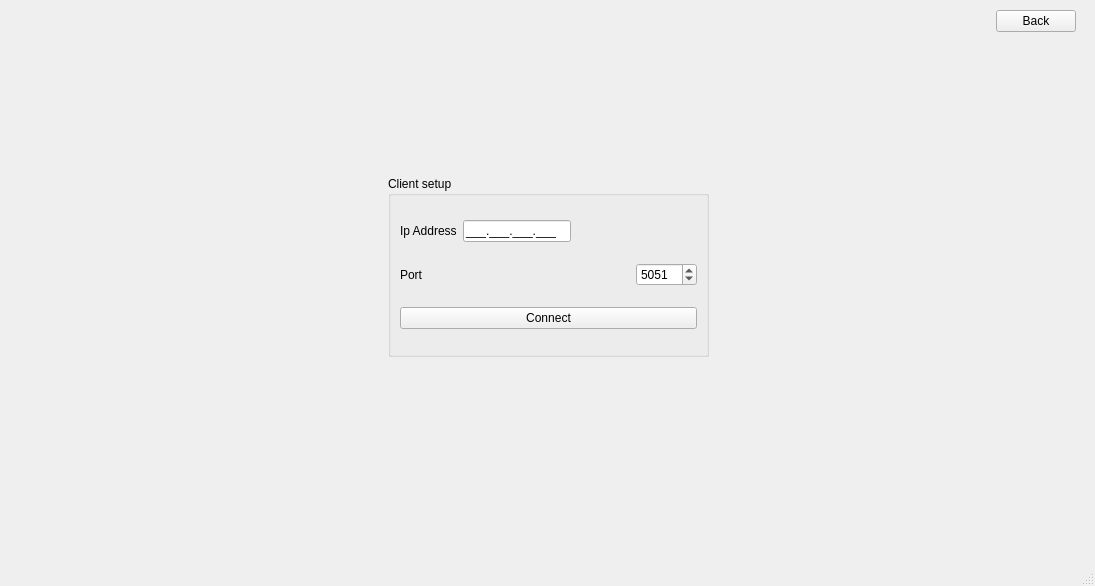
Before: the Qt Designer form app/ui/mainwindow.ui in mandmit/SurvivorsQuest, drawn with Qt 5.
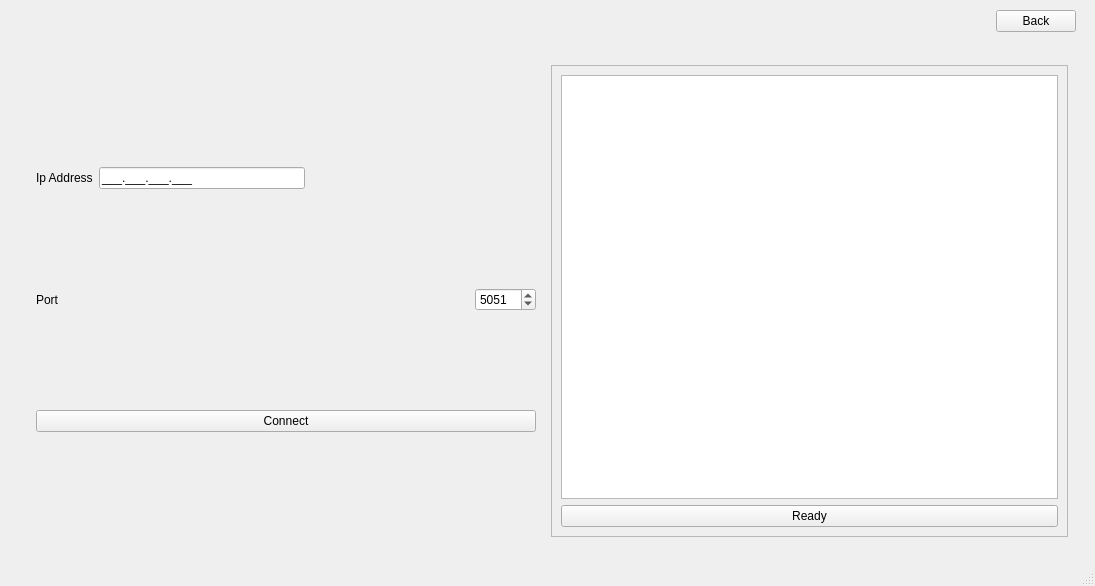
After: the same form once the commit is applied. The open tabs and pages were chosen to show the change.

Commit message: Added connected players representation list on client and server with nicknames which will be updated according to status (connected as client, hosted server).

Patch:
```diff
--- a/app/ui/mainwindow.ui
+++ b/app/ui/mainwindow.ui
@@ -383,19 +383,10 @@
       <widget class="QWidget" name="setupClientPage">
        <layout class="QVBoxLayout" name="verticalLayout_9">
         <item>
-         <widget class="QFrame" name="frame">
-          <widget class="QGroupBox" name="clientSetupGroupBox">
-           <property name="geometry">
-            <rect>
-             <x>370</x>
-             <y>120</y>
-             <width>321</width>
-             <height>181</height>
-            </rect>
-           </property>
-           <property name="title">
-            <string>Client setup</string>
-           </property>
+         <widget class="QFrame" name="clientConnectionFrame">
+          <layout class="QHBoxLayout" name="horizontalLayout_7">
+           <item>
+            <widget class="QFrame" name="clientSetupFrame">
            <layout class="QVBoxLayout" name="verticalLayout_17">
             <item>
              <layout class="QHBoxLayout" name="horizontalLayout_2">
@@ -499,6 +490,30 @@
             </item>
            </layout>
           </widget>
+           </item>
+           <item>
+            <widget class="QFrame" name="connectedPlayersClientFrame">
+             <property name="frameShape">
+              <enum>QFrame::Shape::StyledPanel</enum>
+             </property>
+             <property name="frameShadow">
+              <enum>QFrame::Shadow::Raised</enum>
+             </property>
+             <layout class="QVBoxLayout" name="verticalLayout_7">
+              <item>
+               <widget class="QListView" name="connectedPlayersListView_Client"/>
+              </item>
+              <item>
+               <widget class="QPushButton" name="clientReadyButton">
+                <property name="text">
+                 <string>Ready</string>
+                </property>
+               </widget>
+              </item>
+             </layout>
+            </widget>
+           </item>
+          </layout>
          </widget>
         </item>
        </layout>
```
Left out of the diff: 4 changed lines with no effect on the pictures. Lines whose indentation alone changed are shown as unchanged. The commit also changes 7 other files.
